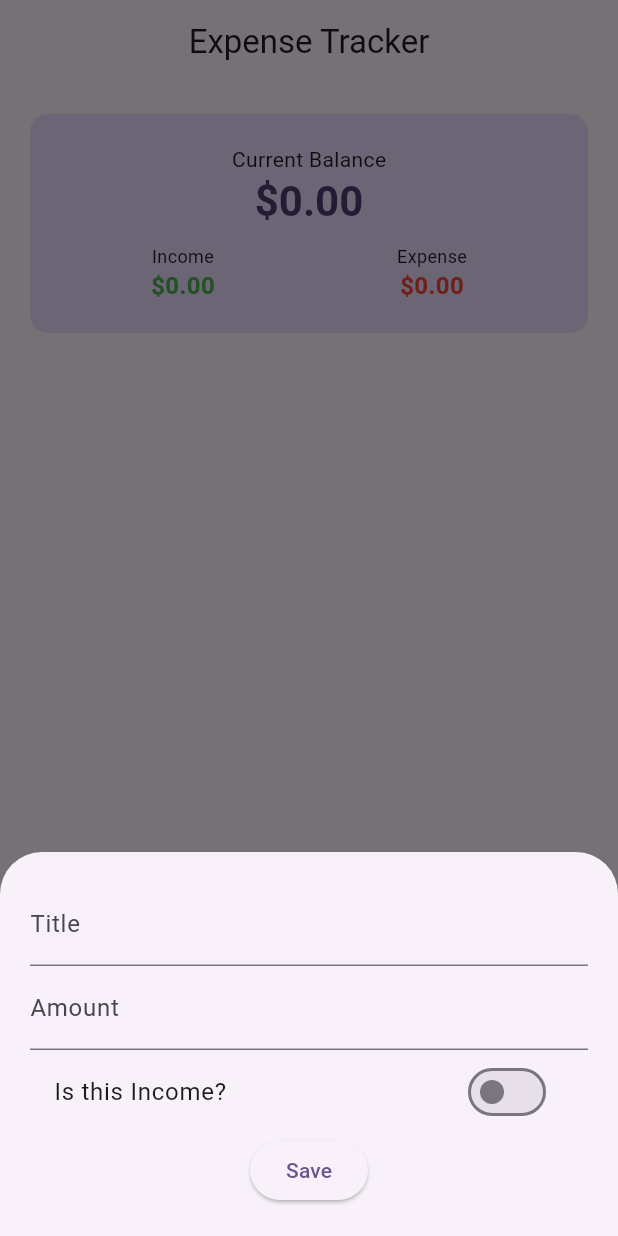
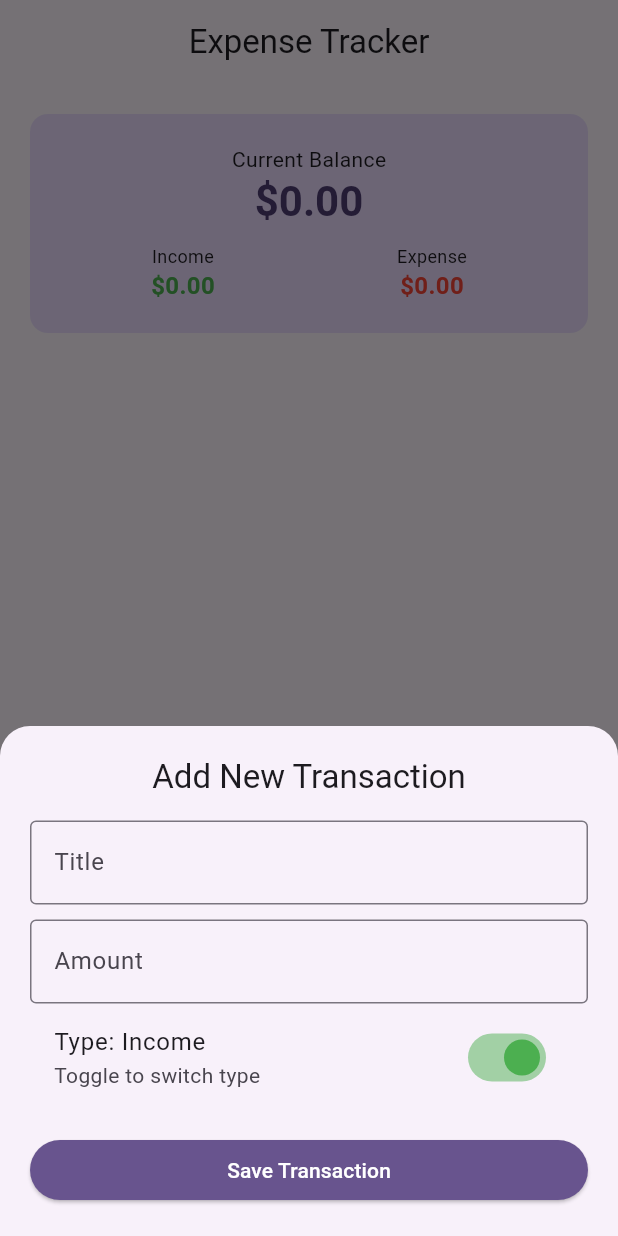
Before and after one commit to Afia-Mobasshira2/Expense-Tracker-App-ost, a Flutter app: the screen it shows after launch, after a tap on "Add Transaction", on a phone screen of 412 x 824 dp. Run offline on Flutter 3.47's test engine with Material 3 defaults, Android fonts, the phone set to English and light mode, and no system bars; our stand-ins replace shared_preferences.

Commit message:
new update

```diff
--- a/lib/views/home_screen.dart
+++ b/lib/views/home_screen.dart
@@ -107,45 +107,75 @@ class HomeScreen extends StatelessWidget {
   }
 
   // A simple dialog to handle the "Add Transaction" form
+
   void _showAddTransactionDialog(BuildContext context) {
   final titleController = TextEditingController();
   final amountController = TextEditingController();
-    bool isIncome = false;
+  bool isIncome = true; // Default to income
 
   showModalBottomSheet(
     context: context,
     isScrollControlled: true,
-      builder: (context) => Padding(
+    shape: const RoundedRectangleBorder(
+      borderRadius: BorderRadius.vertical(top: Radius.circular(20)),
+    ),
+    builder: (context) => StatefulBuilder( // Allows the switch to update UI
+      builder: (context, setModalState) => Padding(
         padding: EdgeInsets.only(
-          bottom: MediaQuery.of(context).viewInsets.bottom,
+          bottom: MediaQuery.of(context).viewInsets.bottom + 20,
           left: 20, right: 20, top: 20,
         ),
         child: Column(
           mainAxisSize: MainAxisSize.min,
           children: [
-            TextField(controller: titleController, decoration: const InputDecoration(labelText: 'Title')),
-            TextField(controller: amountController, decoration: const InputDecoration(labelText: 'Amount'), keyboardType: TextInputType.number),
+            Text("Add New Transaction", style: Theme.of(context).textTheme.titleLarge),
+            const SizedBox(height: 15),
+            TextField(
+              controller: titleController,
+              decoration: const InputDecoration(labelText: 'Title', border: OutlineInputBorder()),
+            ),
+            const SizedBox(height: 10),
+            TextField(
+              controller: amountController,
+              decoration: const InputDecoration(labelText: 'Amount', border: OutlineInputBorder(), prefixText: '\$ '),
+              keyboardType: TextInputType.number,
+            ),
             SwitchListTile(
-              title: const Text("Is this Income?"),
+              title: Text(isIncome ? "Type: Income" : "Type: Expense"),
+              subtitle: const Text("Toggle to switch type"),
               value: isIncome,
-              onChanged: (val) { /* Note: Needs Statefulness inside Dialog or a simpler toggle */ }
+              activeColor: Colors.green,
+              onChanged: (val) {
+                setModalState(() => isIncome = val);
+              },
             ),
-            ElevatedButton(
+            const SizedBox(height: 15),
+            SizedBox(
+              width: double.infinity,
+              child: ElevatedButton(
+                style: ElevatedButton.styleFrom(
+                  backgroundColor: Theme.of(context).colorScheme.primary,
+                  foregroundColor: Theme.of(context).colorScheme.onPrimary,
+                ),
                 onPressed: () {
+                  if (titleController.text.isEmpty || amountController.text.isEmpty) return;
+
                   final tx = Transaction(
                     id: DateTime.now().toString(),
                     title: titleController.text,
-                  amount: double.tryParse(amountController.text) ?? 0,
+                    amount: double.tryParse(amountController.text) ?? 0.0,
                     date: DateTime.now(),
-                  isIncome: true, // Simplified for this example
+                    isIncome: isIncome,
                   );
+
                   context.read<ExpenseViewModel>().addTransaction(tx);
                   Navigator.pop(context);
                 },
-              child: const Text("Save"),
+                child: const Text("Save Transaction"),
               ),
-            const SizedBox(height: 20),
+            ),
           ],
+        ),
       ),
     ),
   );
```
Lines whose indentation alone changed are shown as unchanged.
